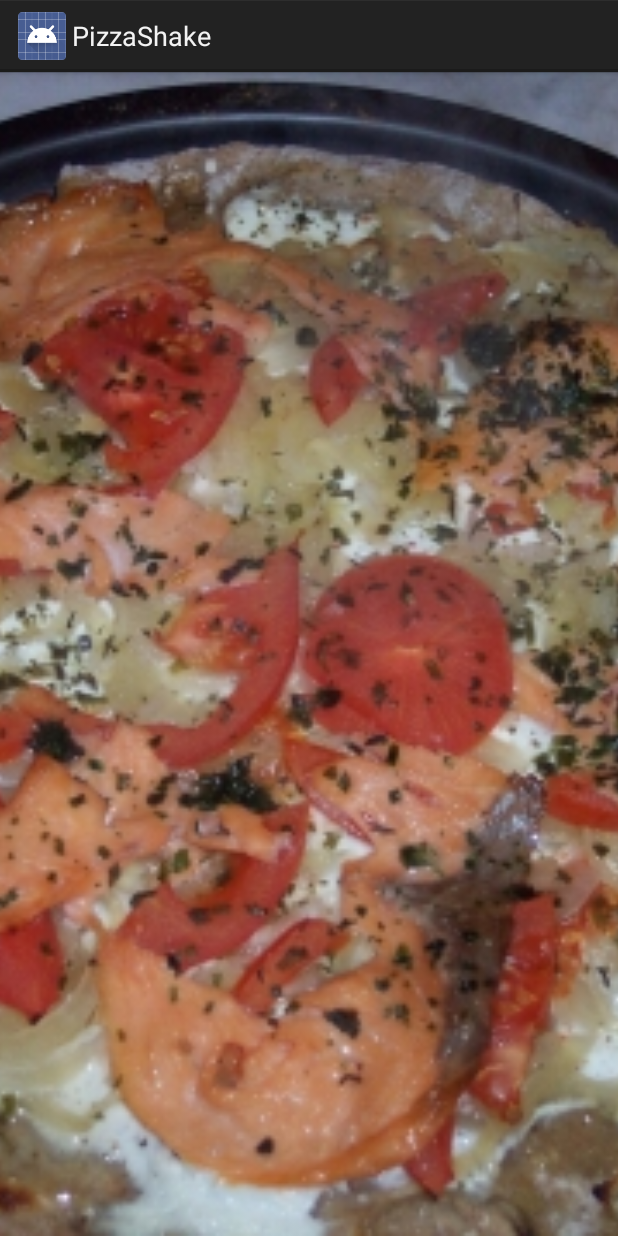
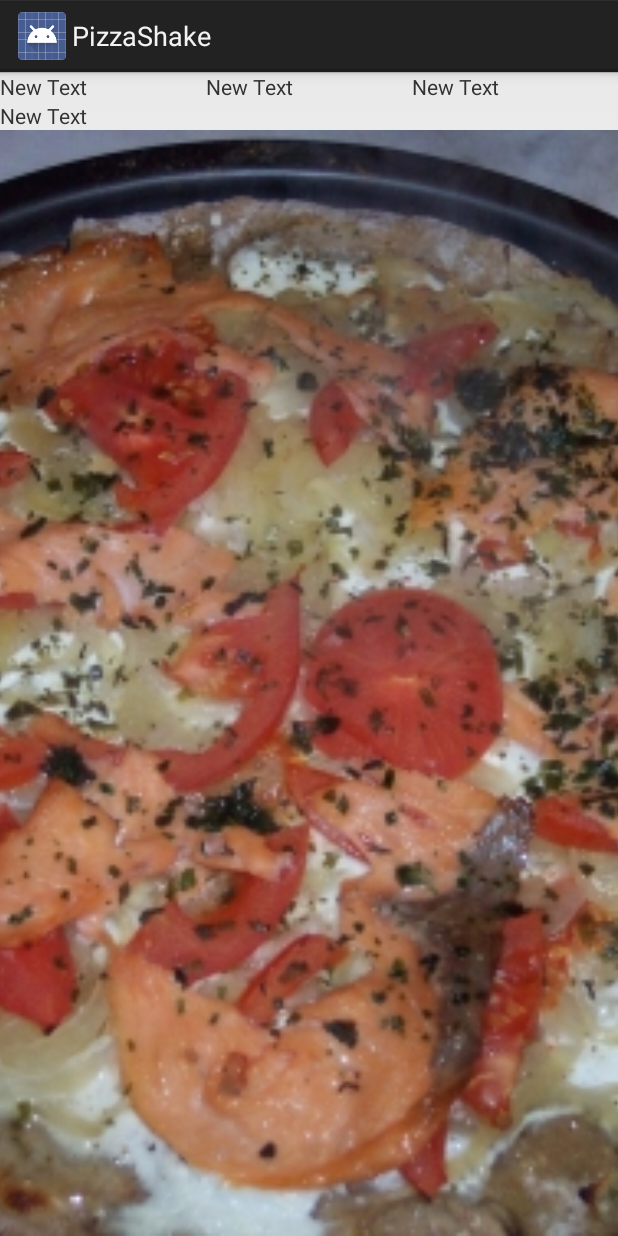
Before and after one commit to Baztoune/PizzaShake, an Android app: the screen it shows after launch (MainActivity), on a phone screen of 412 x 824 dp. Run offline under Robolectric (Android 15) with nearby library versions, the phone set to English and light mode, and no system bars.

Commit message:
display accel values

```diff
--- a/PizzaShake/src/main/java/com/b5n/pizzashake/MainActivity.java
+++ b/PizzaShake/src/main/java/com/b5n/pizzashake/MainActivity.java
@@ -22,14 +22,22 @@ import static android.view.ViewGroup.LayoutParams.MATCH_PARENT;
 public class MainActivity extends Activity implements SensorEventListener {
     private SensorManager manager;
     private Sensor accel;
-
+    static final float ALPHA = 0.15f;
+    private float[] accelVals;
+    private float mAccel; // acceleration apart from gravity
+    private float mAccelCurrent; // current acceleration including gravity
+    private float mAccelLast; // last acceleration including gravity
     @Override
     protected void onCreate(Bundle savedInstanceState) {
         super.onCreate(savedInstanceState);
         setContentView(R.layout.activity_main);
 
         manager = (SensorManager)getSystemService(SENSOR_SERVICE);
-        accel = manager.getDefaultSensor(Sensor.TYPE_LINEAR_ACCELERATION);
+        accel = manager.getDefaultSensor(Sensor.TYPE_ACCELEROMETER);
+
+        mAccel = 0.00f;
+        mAccelCurrent = SensorManager.GRAVITY_EARTH;
+        mAccelLast = SensorManager.GRAVITY_EARTH;
 
         showRandomImage();
     }
@@ -37,7 +45,7 @@ public class MainActivity extends Activity implements SensorEventListener {
     @Override
     protected void onResume() {
         super.onResume();
-        manager.registerListener(this, accel, SensorManager.SENSOR_DELAY_GAME);
+        manager.registerListener(this, accel, SensorManager.SENSOR_DELAY_NORMAL);
     }
 
     @Override
@@ -50,12 +58,40 @@ public class MainActivity extends Activity implements SensorEventListener {
         // not going to do anything with this.
     }
     public void onSensorChanged(SensorEvent event) {
-        float xValue = event.values[0];
-        float yValue = event.values[1];
-        float zValue = event.values[2];
-        if (xValue + yValue + zValue > 3 ) {
-            showRandomImage();
+        if (event.sensor.getType() == Sensor.TYPE_ACCELEROMETER){
+            accelVals = lowPass( event.values.clone(), accelVals );
+
+            float x =accelVals[0];
+            float y = accelVals[1];
+            float z = accelVals[2];
+            mAccelLast = mAccelCurrent;
+            mAccelCurrent = (float) Math.sqrt((double) (x*x + y*y + z*z));
+            float delta = mAccelCurrent - mAccelLast;
+            mAccel = mAccel * 0.9f + delta; // perform low-cut filter
+
+            TextView tv1= (TextView)findViewById(R.id.textView);
+            TextView tv2= (TextView)findViewById(R.id.textView2);
+            TextView tv3= (TextView)findViewById(R.id.textView3);
+            TextView tv4= (TextView)findViewById(R.id.textView4);
+
+            tv1.setText("x="+accelVals[0]);
+            tv2.setText("y="+accelVals[1]);
+            tv3.setText("z="+accelVals[2]);
+            tv4.setText("a="+mAccel);
         }
+    }
+
+    /**
+     * @see http://en.wikipedia.org/wiki/Low-pass_filter#Algorithmic_implementation
+     * @see http://developer.android.com/reference/android/hardware/SensorEvent.html#values
+     */
+    protected float[] lowPass( float[] input, float[] output ) {
+        if ( output == null ) return input;
+
+        for ( int i=0; i<input.length; i++ ) {
+            output[i] = output[i] + ALPHA * (input[i] - output[i]);
+        }
+        return output;
     }
 
     private void showRandomImage() {
--- a/PizzaShake/src/main/res/layout/activity_main.xml
+++ b/PizzaShake/src/main/res/layout/activity_main.xml
@@ -3,10 +3,44 @@
         android:orientation="vertical"
         android:layout_width="fill_parent"
         android:layout_height="fill_parent" xmlns:android="http://schemas.android.com/apk/res/android">
+
+    <LinearLayout
+            android:layout_width="fill_parent"
+            android:layout_height="wrap_content">
+
+        <TextView
+                android:layout_width="fill_parent"
+                android:layout_height="fill_parent"
+                android:text="New Text"
+                android:id="@+id/textView"
+                android:layout_weight="1"/>
+
+        <TextView
+                android:layout_width="fill_parent"
+                android:layout_height="fill_parent"
+                android:text="New Text"
+                android:id="@+id/textView2"
+                android:layout_weight="1"/>
+
+        <TextView
+                android:layout_width="fill_parent"
+                android:layout_height="fill_parent"
+                android:text="New Text"
+                android:id="@+id/textView3"
+                android:layout_weight="1"/>
+    </LinearLayout>
+
+    <TextView
+            android:layout_width="fill_parent"
+            android:layout_height="wrap_content"
+            android:text="New Text"
+            android:id="@+id/textView4"/>
+
     <ImageView
             android:layout_width="fill_parent"
             android:layout_height="fill_parent"
             android:id="@+id/imageView2" android:src="@drawable/pizzahut"
             android:contentDescription="@string/image_description" android:cropToPadding="false"
             android:scaleType="centerCrop"/>
+
 </LinearLayout>
```
Also changed, not shown: PizzaShake/src/main/java/com/b5n/pizzashake/ShakeEventListener.java (added, +133 -0 lines).
